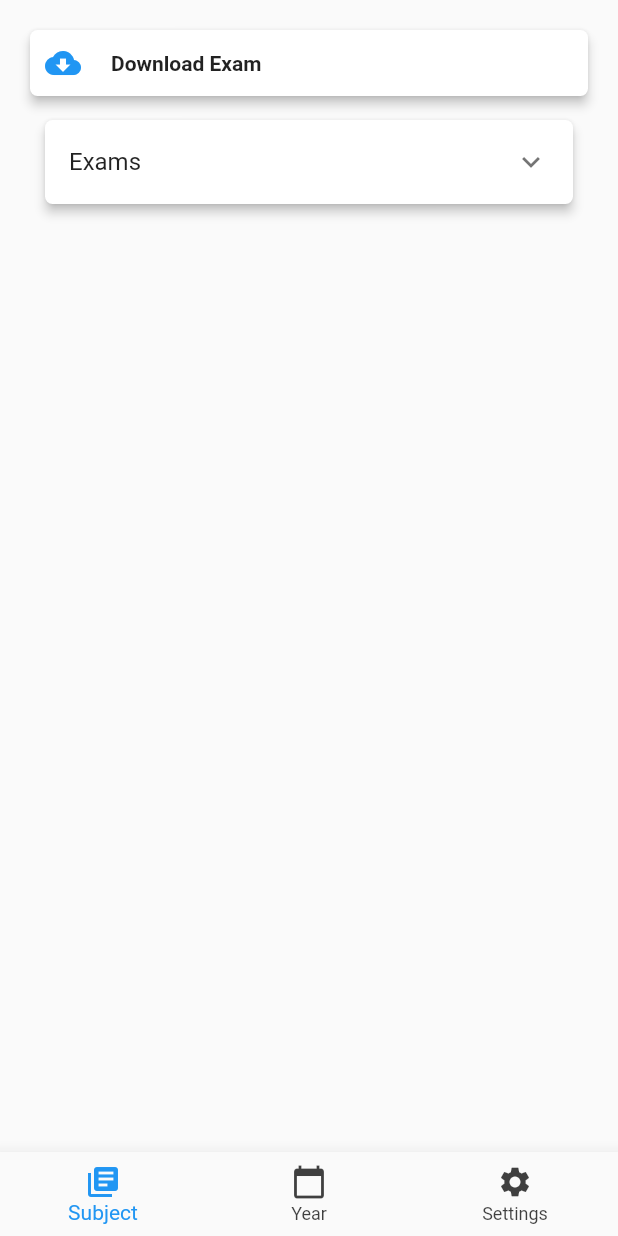
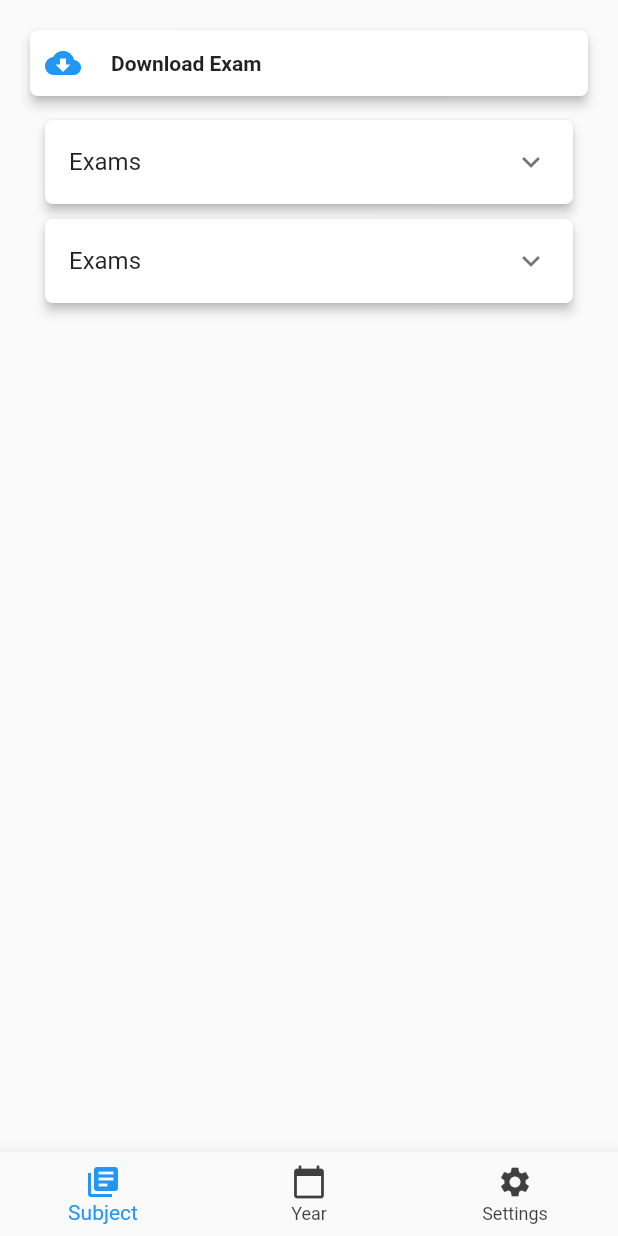
Before and after one commit to NabeelSeid/matriculation, a Flutter app: the screen it shows after launch, on a phone screen of 412 x 824 dp. Run offline on Flutter 3.47's test engine with Material 2 defaults, Android fonts, the phone set to English and light mode, and no system bars.

Commit message:
added parent homePage widget

```diff
--- /dev/null
+++ b/lib/ui/views/home/home_page.dart
@@ -0,0 +1,30 @@
+import 'package:flutter/material.dart';
+
+class HomePage extends StatefulWidget {
+  HomePage({Key key, this.children, this.paddingBottom: 10}) : super(key: key);
+
+  final List<Widget> children;
+  final double paddingBottom;
+
+  @override
+  HomePageState createState() => HomePageState();
+}
+
+class HomePageState extends State<HomePage> {
+  @override
+  Widget build(BuildContext context) {
+    return SingleChildScrollView(
+      child: Padding(
+        padding: EdgeInsets.fromLTRB(10, 60, 10, 0),
+        child: Column(
+          children: widget.children
+              .map((e) => Padding(
+                    padding: EdgeInsets.only(bottom: widget.paddingBottom),
+                    child: e,
+                  ))
+              .toList(),
+        ),
+      ),
+    );
+  }
+}
--- a/lib/ui/views/home/home_view.dart
+++ b/lib/ui/views/home/home_view.dart
@@ -2,6 +2,7 @@ import 'package:flutter/material.dart';
 import 'package:matric/ui/shared/colors.dart';
 import 'package:matric/ui/views/home/download_button.dart';
 import 'package:matric/ui/views/home/exam_expansion_tile.dart';
+import 'package:matric/ui/views/home/home_page.dart';
 import 'package:matric/ui/widgets/subject_button.dart';
 
 class HomeView extends StatefulWidget {
@@ -22,24 +23,29 @@ class _HomeViewState extends State<HomeView> {
           padding: const EdgeInsets.fromLTRB(20, 20, 20, 0),
           child: Stack(
             children: [
-              // ListView.builder(
-              //   physics: BouncingScrollPhysics(),
-              //   itemBuilder: (_, index) {
-              //     double topPadding = index == 0 ? 60 : 10;
-              //     return Padding(
-              //       padding: EdgeInsets.fromLTRB(10, topPadding, 10, 10),
-              //       child: SubjectButton(
-              //         subject: 'Chemistry',
-              //         year: '2008',
-              //       ),
-              //     );
-              //   },
-              //   itemCount: 10,
-              // ),
-              SingleChildScrollView(
-                child: Padding(
-                  padding: EdgeInsets.fromLTRB(10, 60, 10, 10),
-                  child: ExamExpansionTile(
+              HomePage(children: [
+                ExamExpansionTile(
+                  title: Text('Exams'),
+                  children: [
+                    SubjectButton(
+                      subject: 'Chemistry',
+                      year: '2008',
+                    ),
+                    SubjectButton(
+                      subject: 'Chemistry',
+                      year: '2008',
+                    ),
+                    SubjectButton(
+                      subject: 'Chemistry',
+                      year: '2008',
+                    ),
+                    SubjectButton(
+                      subject: 'Chemistry',
+                      year: '2008',
+                    )
+                  ],
+                ),
+                ExamExpansionTile(
                     title: Text('Exams'),
                     children: [
                       SubjectButton(
@@ -59,9 +65,8 @@ class _HomeViewState extends State<HomeView> {
                         year: '2008',
                       )
                     ],
-                  ),
-                ),
-              ),
+                  )
+              ]),
 
               DownloadBarButton(
                 onTab: () {},
```
